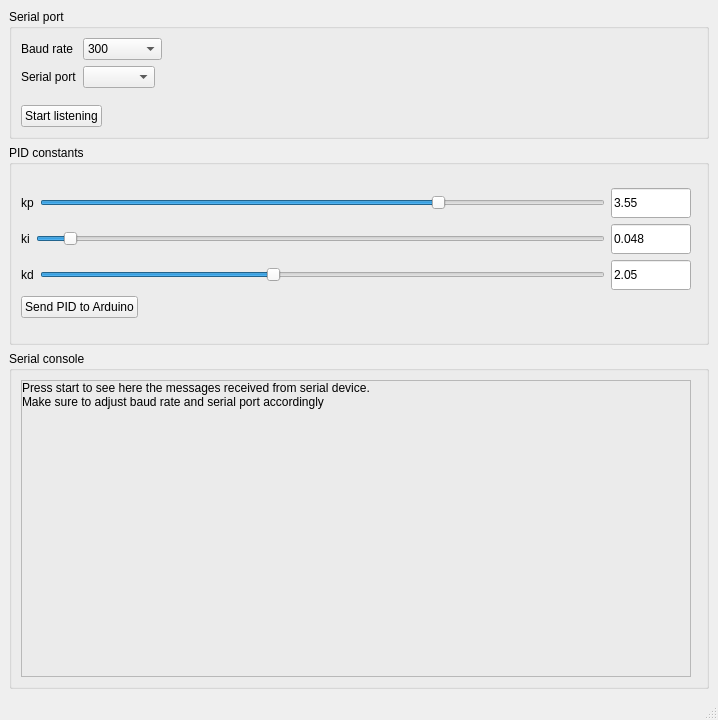
The window that pidgui.ui (dann41/qt-pid) describes before a commit, drawn with Qt 5.
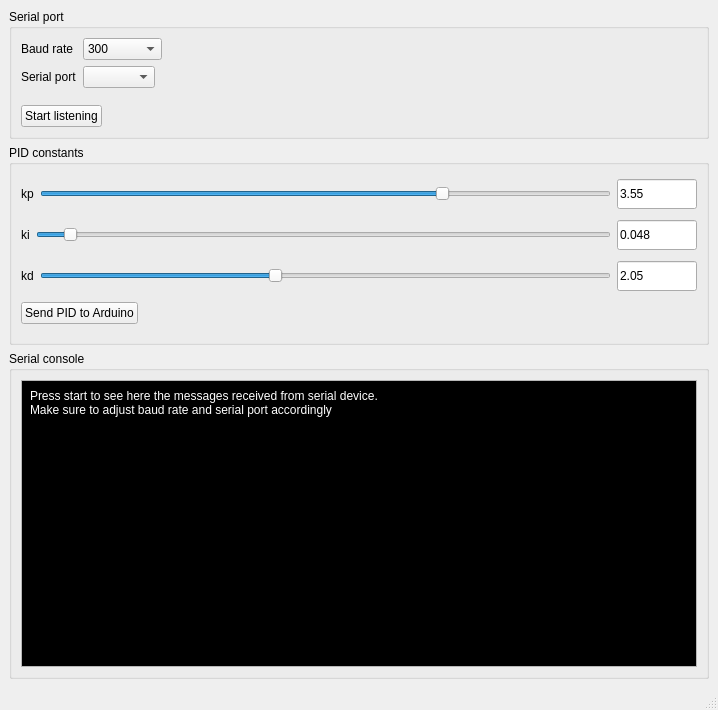
The same window after the commit.

Commit message: Remove redundant layouts

Patch:
```diff
--- a/pidgui.ui
+++ b/pidgui.ui
@@ -7,7 +7,7 @@
     <x>0</x>
     <y>0</y>
     <width>712</width>
-    <height>720</height>
+    <height>710</height>
    </rect>
   </property>
   <property name="sizePolicy">
@@ -56,173 +56,8 @@
      <height>0</height>
     </size>
    </property>
-   <layout class="QGridLayout" name="gridLayout_4">
-    <item row="2" column="0">
-     <widget class="QGroupBox" name="console">
-      <property name="sizePolicy">
-       <sizepolicy hsizetype="MinimumExpanding" vsizetype="MinimumExpanding">
-        <horstretch>0</horstretch>
-        <verstretch>0</verstretch>
-       </sizepolicy>
-      </property>
-      <property name="minimumSize">
-       <size>
-        <width>700</width>
-        <height>300</height>
-       </size>
-      </property>
-      <property name="title">
-       <string>Serial console</string>
-      </property>
-      <layout class="QGridLayout" name="gridLayout">
-       <item row="0" column="0">
-        <layout class="QVBoxLayout" name="verticalLayout_4">
-         <property name="sizeConstraint">
-          <enum>QLayout::SetMinimumSize</enum>
-         </property>
+   <layout class="QVBoxLayout" name="verticalLayout_5">
          <item>
-          <layout class="QHBoxLayout" name="horizontalLayout_8">
-           <property name="sizeConstraint">
-            <enum>QLayout::SetMinimumSize</enum>
-           </property>
-           <item>
-            <layout class="QVBoxLayout" name="verticalLayout_2">
-             <property name="sizeConstraint">
-              <enum>QLayout::SetMinimumSize</enum>
-             </property>
-             <item>
-              <widget class="QScrollArea" name="consoleArea">
-               <property name="sizePolicy">
-                <sizepolicy hsizetype="MinimumExpanding" vsizetype="MinimumExpanding">
-                 <horstretch>0</horstretch>
-                 <verstretch>0</verstretch>
-                </sizepolicy>
-               </property>
-               <property name="minimumSize">
-                <size>
-                 <width>200</width>
-                 <height>200</height>
-                </size>
-               </property>
-               <property name="frameShadow">
-                <enum>QFrame::Plain</enum>
-               </property>
-               <property name="widgetResizable">
-                <bool>true</bool>
-               </property>
-               <widget class="QWidget" name="scrollAreaWidgetContents">
-                <property name="geometry">
-                 <rect>
-                  <x>0</x>
-                  <y>0</y>
-                  <width>650</width>
-                  <height>249</height>
-                 </rect>
-                </property>
-                <property name="sizePolicy">
-                 <sizepolicy hsizetype="MinimumExpanding" vsizetype="MinimumExpanding">
-                  <horstretch>200</horstretch>
-                  <verstretch>0</verstretch>
-                 </sizepolicy>
-                </property>
-                <property name="minimumSize">
-                 <size>
-                  <width>200</width>
-                  <height>200</height>
-                 </size>
-                </property>
-                <layout class="QHBoxLayout" name="horizontalLayout_9">
-                 <property name="spacing">
-                  <number>0</number>
-                 </property>
-                 <property name="leftMargin">
-                  <number>0</number>
-                 </property>
-                 <property name="topMargin">
-                  <number>0</number>
-                 </property>
-                 <property name="rightMargin">
-                  <number>0</number>
-                 </property>
-                 <property name="bottomMargin">
-                  <number>0</number>
-                 </property>
-                 <item>
-                  <widget class="QLabel" name="consoleText">
-                   <property name="sizePolicy">
-                    <sizepolicy hsizetype="MinimumExpanding" vsizetype="MinimumExpanding">
-                     <horstretch>0</horstretch>
-                     <verstretch>0</verstretch>
-                    </sizepolicy>
-                   </property>
-                   <property name="minimumSize">
-                    <size>
-                     <width>200</width>
-                     <height>200</height>
-                    </size>
-                   </property>
-                   <property name="styleSheet">
-                    <string notr="true">background-color: rgb(235,235,235);
-color: rgb(0, 0, 0);</string>
-                   </property>
-                   <property name="inputMethodHints">
-                    <set>Qt::ImhMultiLine</set>
-                   </property>
-                   <property name="text">
-                    <string>Press start to see here the messages received from serial device.
-Make sure to adjust baud rate and serial port accordingly</string>
-                   </property>
-                   <property name="alignment">
-                    <set>Qt::AlignLeading|Qt::AlignLeft|Qt::AlignTop</set>
-                   </property>
-                   <property name="wordWrap">
-                    <bool>true</bool>
-                   </property>
-                   <property name="margin">
-                    <number>6</number>
-                   </property>
-                   <property name="indent">
-                    <number>0</number>
-                   </property>
-                  </widget>
-                 </item>
-                </layout>
-               </widget>
-              </widget>
-             </item>
-             <item>
-              <layout class="QHBoxLayout" name="horizontalLayout_7">
-               <property name="sizeConstraint">
-                <enum>QLayout::SetMinimumSize</enum>
-               </property>
-              </layout>
-             </item>
-            </layout>
-           </item>
-           <item>
-            <spacer name="horizontalSpacer_4">
-             <property name="orientation">
-              <enum>Qt::Horizontal</enum>
-             </property>
-             <property name="sizeType">
-              <enum>QSizePolicy::Fixed</enum>
-             </property>
-             <property name="sizeHint" stdset="0">
-              <size>
-               <width>6</width>
-               <height>20</height>
-              </size>
-             </property>
-            </spacer>
-           </item>
-          </layout>
-         </item>
-        </layout>
-       </item>
-      </layout>
-     </widget>
-    </item>
-    <item row="0" column="0">
      <widget class="QGroupBox" name="serialConfig">
       <property name="sizePolicy">
        <sizepolicy hsizetype="MinimumExpanding" vsizetype="Minimum">
@@ -239,15 +74,8 @@
       <property name="title">
        <string>Serial port</string>
       </property>
-      <layout class="QGridLayout" name="gridLayout_3">
-       <item row="0" column="0">
         <layout class="QVBoxLayout" name="verticalLayout_3">
          <item>
-          <layout class="QHBoxLayout" name="horizontalLayout">
-           <property name="sizeConstraint">
-            <enum>QLayout::SetMinimumSize</enum>
-           </property>
-           <item>
             <layout class="QFormLayout" name="formLayout">
              <property name="sizeConstraint">
               <enum>QLayout::SetFixedSize</enum>
@@ -377,24 +205,6 @@
             </layout>
            </item>
            <item>
-            <spacer name="horizontalSpacer">
-             <property name="orientation">
-              <enum>Qt::Horizontal</enum>
-             </property>
-             <property name="sizeType">
-              <enum>QSizePolicy::Fixed</enum>
-             </property>
-             <property name="sizeHint" stdset="0">
-              <size>
-               <width>6</width>
-               <height>20</height>
-              </size>
-             </property>
-            </spacer>
-           </item>
-          </layout>
-         </item>
-         <item>
           <layout class="QHBoxLayout" name="horizontalLayout_11">
            <item>
             <widget class="QPushButton" name="serialToggleButton">
@@ -419,11 +229,9 @@
           </layout>
          </item>
         </layout>
-       </item>
-      </layout>
      </widget>
     </item>
-    <item row="1" column="0">
+    <item>
      <widget class="QGroupBox" name="pid">
       <property name="sizePolicy">
        <sizepolicy hsizetype="MinimumExpanding" vsizetype="Minimum">
@@ -440,10 +248,6 @@
       <property name="title">
        <string>PID constants</string>
       </property>
-      <layout class="QGridLayout" name="gridLayout_2">
-       <item row="0" column="0">
-        <layout class="QHBoxLayout" name="horizontalLayout_2">
-         <item>
           <layout class="QVBoxLayout" name="verticalLayout">
            <item>
             <layout class="QHBoxLayout" name="horizontalLayout_3">
@@ -668,24 +472,125 @@
             </layout>
            </item>
           </layout>
+     </widget>
          </item>
          <item>
-          <spacer name="horizontalSpacer_3">
-           <property name="orientation">
-            <enum>Qt::Horizontal</enum>
-           </property>
-           <property name="sizeType">
-            <enum>QSizePolicy::Fixed</enum>
-           </property>
-           <property name="sizeHint" stdset="0">
+     <widget class="QGroupBox" name="console">
+      <property name="sizePolicy">
+       <sizepolicy hsizetype="MinimumExpanding" vsizetype="MinimumExpanding">
+        <horstretch>0</horstretch>
+        <verstretch>0</verstretch>
+       </sizepolicy>
+      </property>
+      <property name="minimumSize">
+       <size>
+        <width>700</width>
+        <height>300</height>
+       </size>
+      </property>
+      <property name="title">
+       <string>Serial console</string>
+      </property>
+      <layout class="QVBoxLayout" name="verticalLayout_2">
+       <item>
+        <widget class="QScrollArea" name="consoleArea">
+         <property name="sizePolicy">
+          <sizepolicy hsizetype="MinimumExpanding" vsizetype="MinimumExpanding">
+           <horstretch>0</horstretch>
+           <verstretch>0</verstretch>
+          </sizepolicy>
+         </property>
+         <property name="minimumSize">
             <size>
-             <width>6</width>
-             <height>20</height>
-            </size>
-           </property>
-          </spacer>
-         </item>
-        </layout>
+           <width>200</width>
+           <height>200</height>
+          </size>
+         </property>
+         <property name="frameShadow">
+          <enum>QFrame::Plain</enum>
+         </property>
+         <property name="widgetResizable">
+          <bool>true</bool>
+         </property>
+         <widget class="QWidget" name="scrollAreaWidgetContents">
+          <property name="geometry">
+           <rect>
+            <x>0</x>
+            <y>0</y>
+            <width>668</width>
+            <height>257</height>
+           </rect>
+          </property>
+          <property name="sizePolicy">
+           <sizepolicy hsizetype="MinimumExpanding" vsizetype="MinimumExpanding">
+            <horstretch>200</horstretch>
+            <verstretch>0</verstretch>
+           </sizepolicy>
+          </property>
+          <property name="minimumSize">
+           <size>
+            <width>200</width>
+            <height>200</height>
+           </size>
+          </property>
+          <layout class="QHBoxLayout" name="horizontalLayout_9">
+           <property name="spacing">
+            <number>0</number>
+           </property>
+           <property name="leftMargin">
+            <number>0</number>
+           </property>
+           <property name="topMargin">
+            <number>0</number>
+           </property>
+           <property name="rightMargin">
+            <number>0</number>
+           </property>
+           <property name="bottomMargin">
+            <number>0</number>
+           </property>
+           <item>
+            <widget class="QLabel" name="consoleText">
+             <property name="sizePolicy">
+              <sizepolicy hsizetype="MinimumExpanding" vsizetype="MinimumExpanding">
+               <horstretch>0</horstretch>
+               <verstretch>0</verstretch>
+              </sizepolicy>
+             </property>
+             <property name="minimumSize">
+              <size>
+               <width>200</width>
+               <height>200</height>
+              </size>
+             </property>
+             <property name="styleSheet">
+              <string notr="true">background-color: rgb(0,0,0);
+color: rgb(255, 255, 255);padding:8px</string>
+             </property>
+             <property name="inputMethodHints">
+              <set>Qt::ImhMultiLine</set>
+             </property>
+             <property name="text">
+              <string>Press start to see here the messages received from serial device.
+Make sure to adjust baud rate and serial port accordingly</string>
+             </property>
+             <property name="alignment">
+              <set>Qt::AlignLeading|Qt::AlignLeft|Qt::AlignTop</set>
+             </property>
+             <property name="wordWrap">
+              <bool>true</bool>
+             </property>
+             <property name="margin">
+              <number>6</number>
+             </property>
+             <property name="indent">
+              <number>0</number>
+             </property>
+            </widget>
+           </item>
+          </layout>
+         </widget>
+        </widget>
        </item>
       </layout>
      </widget>
```
Lines whose indentation alone changed are shown as unchanged. The commit also changes 1 other file.
